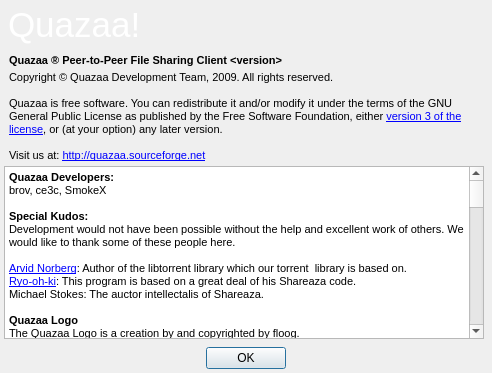
Before: the Qt Designer form trunk/UI/dialogabout.ui in c3c/quazaa, drawn with Qt 5.
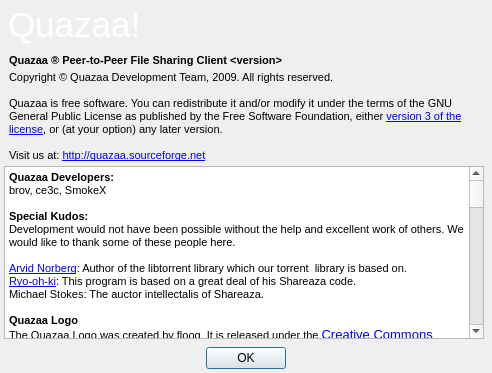
After: the same form once the commit is applied. Icons and pictures are not drawn.

Commit message: Updated Dialog About to link to the Creative Commons license for th logo/icon. Stared work on the skin tool to make list text colors more generic.

The edit to the form file:
```diff
--- a/trunk/UI/dialogabout.ui
+++ b/trunk/UI/dialogabout.ui
@@ -162,7 +162,7 @@
         <string>&lt;!DOCTYPE HTML PUBLIC &quot;-//W3C//DTD HTML 4.0//EN&quot; &quot;http://www.w3.org/TR/REC-html40/strict.dtd&quot;&gt;
 &lt;html&gt;&lt;head&gt;&lt;meta name=&quot;qrichtext&quot; content=&quot;1&quot; /&gt;&lt;style type=&quot;text/css&quot;&gt;
 p, li { white-space: pre-wrap; }
-&lt;/style&gt;&lt;/head&gt;&lt;body style=&quot; font-family:'Sans'; font-size:9pt; font-weight:400; font-style:normal;&quot;&gt;
+&lt;/style&gt;&lt;/head&gt;&lt;body style=&quot; font-family:'Segoe UI'; font-size:10pt; font-weight:400; font-style:normal;&quot;&gt;
 &lt;table border=&quot;0&quot; style=&quot;-qt-table-type: root; margin-top:4px; margin-bottom:4px; margin-left:4px; margin-right:4px;&quot;&gt;
 &lt;tr&gt;
 &lt;td style=&quot;border: none;&quot;&gt;
@@ -177,7 +177,7 @@
 &lt;p style=&quot; margin-top:0px; margin-bottom:0px; margin-left:0px; margin-right:0px; -qt-block-indent:0; text-indent:0px;&quot;&gt;&lt;span style=&quot; font-family:'MS Shell Dlg 2'; font-size:8pt;&quot;&gt;Michael Stokes: The auctor intellectalis of Shareaza.&lt;/span&gt;&lt;/p&gt;
 &lt;p style=&quot;-qt-paragraph-type:empty; margin-top:0px; margin-bottom:0px; margin-left:0px; margin-right:0px; -qt-block-indent:0; text-indent:0px; font-family:'MS Shell Dlg 2'; font-size:8pt;&quot;&gt;&lt;/p&gt;
 &lt;p style=&quot; margin-top:0px; margin-bottom:0px; margin-left:0px; margin-right:0px; -qt-block-indent:0; text-indent:0px;&quot;&gt;&lt;span style=&quot; font-family:'MS Shell Dlg 2'; font-size:8pt; font-weight:600;&quot;&gt;Quazaa Logo&lt;/span&gt;&lt;/p&gt;
-&lt;p style=&quot; margin-top:0px; margin-bottom:0px; margin-left:0px; margin-right:0px; -qt-block-indent:0; text-indent:0px;&quot;&gt;&lt;span style=&quot; font-family:'MS Shell Dlg 2'; font-size:8pt;&quot;&gt;The Quazaa Logo is a creation by and copyrighted by floog.&lt;/span&gt;&lt;/p&gt;
+&lt;p style=&quot; margin-top:0px; margin-bottom:0px; margin-left:0px; margin-right:0px; -qt-block-indent:0; text-indent:0px;&quot;&gt;&lt;span style=&quot; font-family:'MS Shell Dlg 2'; font-size:8pt;&quot;&gt;The Quazaa Logo was created by floog. It is released under the &lt;/span&gt;&lt;a href=&quot;http://creativecommons.org/licenses/by-nc/3.0/legalcode&quot;&gt;&lt;span style=&quot; text-decoration: underline; color:#0000ff;&quot;&gt;Creative Commons Attribution-NonCommercial 3.0 License&lt;/span&gt;&lt;/a&gt;&lt;a href=&quot;http://creativecommons.org/licenses/by-nc/3.0/&quot;&gt;&lt;span style=&quot; text-decoration: underline; color:#000000;&quot;&gt;.&lt;/span&gt;&lt;/a&gt;&lt;/p&gt;
 &lt;p style=&quot;-qt-paragraph-type:empty; margin-top:0px; margin-bottom:0px; margin-left:0px; margin-right:0px; -qt-block-indent:0; text-indent:0px; font-family:'MS Shell Dlg 2'; font-size:8pt;&quot;&gt;&lt;/p&gt;
 &lt;p style=&quot; margin-top:0px; margin-bottom:0px; margin-left:0px; margin-right:0px; -qt-block-indent:0; text-indent:0px;&quot;&gt;&lt;span style=&quot; font-family:'MS Shell Dlg 2'; font-size:8pt; font-weight:600;&quot;&gt;Quazaa Concept and Design&lt;/span&gt;&lt;/p&gt;
 &lt;p style=&quot; margin-top:0px; margin-bottom:0px; margin-left:0px; margin-right:0px; -qt-block-indent:0; text-indent:0px;&quot;&gt;&lt;span style=&quot; font-family:'MS Shell Dlg 2'; font-size:8pt;&quot;&gt;Cyko, Old Death, Rolandas&lt;/span&gt;&lt;/p&gt;
@@ -193,6 +193,7 @@
 &lt;p style=&quot;-qt-paragraph-type:empty; margin-top:0px; margin-bottom:0px; margin-left:0px; margin-right:0px; -qt-block-indent:0; text-indent:0px; font-family:'MS Shell Dlg 2'; font-size:8pt;&quot;&gt;&lt;/p&gt;
 &lt;p style=&quot; margin-top:0px; margin-bottom:0px; margin-left:0px; margin-right:0px; -qt-block-indent:0; text-indent:0px;&quot;&gt;&lt;span style=&quot; font-family:'MS Shell Dlg 2'; font-size:8pt; font-weight:600;&quot;&gt;Quazaa Chat Server Hosting&lt;/span&gt;&lt;/p&gt;
 &lt;p style=&quot; margin-top:0px; margin-bottom:0px; margin-left:0px; margin-right:0px; -qt-block-indent:0; text-indent:0px;&quot;&gt;&lt;span style=&quot; font-family:'MS Shell Dlg 2'; font-size:8pt;&quot;&gt;irc.p2pchat.net&lt;/span&gt;&lt;/p&gt;
+&lt;p style=&quot; margin-top:0px; margin-bottom:0px; margin-left:0px; margin-right:0px; -qt-block-indent:0; text-indent:0px;&quot;&gt;&lt;span style=&quot; font-family:'MS Shell Dlg 2'; font-size:8pt;&quot;&gt;irc.nixtrixirc.net&lt;/span&gt;&lt;/p&gt;
 &lt;p style=&quot;-qt-paragraph-type:empty; margin-top:0px; margin-bottom:0px; margin-left:0px; margin-right:0px; -qt-block-indent:0; text-indent:0px; font-family:'MS Shell Dlg 2'; font-size:8pt;&quot;&gt;&lt;/p&gt;
 &lt;p style=&quot; margin-top:0px; margin-bottom:0px; margin-left:0px; margin-right:0px; -qt-block-indent:0; text-indent:0px;&quot;&gt;&lt;span style=&quot; font-family:'MS Shell Dlg 2'; font-size:8pt; font-weight:600;&quot;&gt;Thanks to the Quazaa community!&lt;/span&gt;&lt;/p&gt;
 &lt;p style=&quot; margin-top:0px; margin-bottom:0px; margin-left:0px; margin-right:0px; -qt-block-indent:0; text-indent:0px;&quot;&gt;&lt;span style=&quot; font-family:'MS Shell Dlg 2'; font-size:8pt;&quot;&gt;Thanks to everyone who helped us in the forums and Quazaa IRC chatrooms. Those of you who help new users, troubleshoot user's technical problems, submit bug reports or help create the security lists.&lt;/span&gt;&lt;/p&gt;
```
The commit also changes 2 other files.
